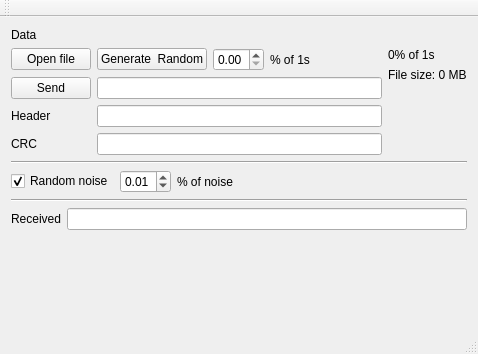
Teidesat/error-correction-DEPRECATED-, file simulator/mainwindow.ui: the form before one commit.
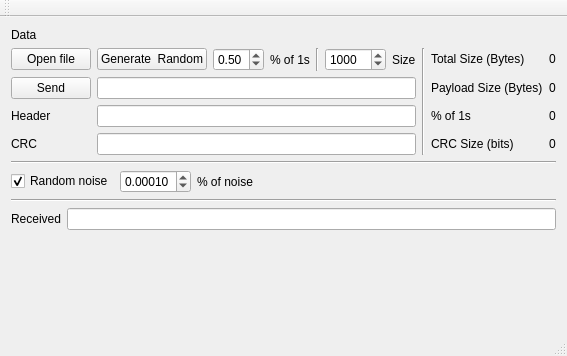
The form after the commit.

Patch:
```diff
--- a/simulator/mainwindow.ui
+++ b/simulator/mainwindow.ui
@@ -6,8 +6,8 @@
    <rect>
     <x>0</x>
     <y>0</y>
-    <width>478</width>
-    <height>354</height>
+    <width>545</width>
+    <height>356</height>
    </rect>
   </property>
   <property name="windowTitle">
@@ -35,11 +35,14 @@
           <verstretch>0</verstretch>
          </sizepolicy>
         </property>
+        <property name="decimals">
+         <number>5</number>
+        </property>
         <property name="maximum">
          <double>1.000000000000000</double>
         </property>
         <property name="value">
-         <double>0.010000000000000</double>
+         <double>0.000100000000000</double>
         </property>
        </widget>
       </item>
@@ -104,6 +107,9 @@
             <property name="maximum">
              <double>1.000000000000000</double>
             </property>
+            <property name="value">
+             <double>0.500000000000000</double>
+            </property>
            </widget>
           </item>
           <item>
@@ -113,6 +119,30 @@
             </property>
            </widget>
           </item>
+          <item>
+           <widget class="Line" name="line_2">
+            <property name="orientation">
+             <enum>Qt::Vertical</enum>
+            </property>
+           </widget>
+          </item>
+          <item>
+           <widget class="QSpinBox" name="randomSize">
+            <property name="maximum">
+             <number>99999</number>
+            </property>
+            <property name="value">
+             <number>1000</number>
+            </property>
+           </widget>
+          </item>
+          <item>
+           <widget class="QLabel" name="label_8">
+            <property name="text">
+             <string>Size</string>
+            </property>
+           </widget>
+          </item>
           <item>
            <spacer name="horizontalSpacer">
             <property name="orientation">
@@ -172,33 +202,69 @@
        </layout>
       </item>
       <item>
-       <layout class="QVBoxLayout" name="verticalLayout_3">
-        <item>
-         <widget class="QLabel" name="label_4">
-          <property name="text">
-           <string>0% of 1s</string>
-          </property>
-         </widget>
-        </item>
-        <item>
+       <widget class="Line" name="line_4">
+        <property name="orientation">
+         <enum>Qt::Vertical</enum>
+        </property>
+       </widget>
+      </item>
+      <item>
+       <layout class="QGridLayout" name="gridLayout_2">
+        <item row="1" column="0">
          <widget class="QLabel" name="label_5">
           <property name="text">
-           <string>File size: 0 MB</string>
+           <string>Payload Size (Bytes)</string>
           </property>
          </widget>
         </item>
-        <item>
-         <spacer name="verticalSpacer_2">
-          <property name="orientation">
-           <enum>Qt::Vertical</enum>
+        <item row="2" column="0">
+         <widget class="QLabel" name="label_4">
+          <property name="text">
+           <string>% of 1s</string>
           </property>
-          <property name="sizeHint" stdset="0">
-           <size>
-            <width>20</width>
-            <height>40</height>
-           </size>
+         </widget>
+        </item>
+        <item row="0" column="1">
+         <widget class="QLabel" name="totalSizeLabel">
+          <property name="text">
+           <string>0</string>
           </property>
-         </spacer>
+         </widget>
+        </item>
+        <item row="2" column="1">
+         <widget class="QLabel" name="onesPercentLabel">
+          <property name="text">
+           <string>0</string>
+          </property>
+         </widget>
+        </item>
+        <item row="1" column="1">
+         <widget class="QLabel" name="payloadSizeLabel">
+          <property name="text">
+           <string>0</string>
+          </property>
+         </widget>
+        </item>
+        <item row="0" column="0">
+         <widget class="QLabel" name="label_9">
+          <property name="text">
+           <string>Total Size (Bytes)</string>
+          </property>
+         </widget>
+        </item>
+        <item row="3" column="0">
+         <widget class="QLabel" name="label_14">
+          <property name="text">
+           <string>CRC Size (bits)</string>
+          </property>
+         </widget>
+        </item>
+        <item row="3" column="1">
+         <widget class="QLabel" name="crcSizeLabel">
+          <property name="text">
+           <string>0</string>
+          </property>
+         </widget>
         </item>
        </layout>
       </item>
```
Left out of the diff: 2 changed lines with no effect on the pictures.
